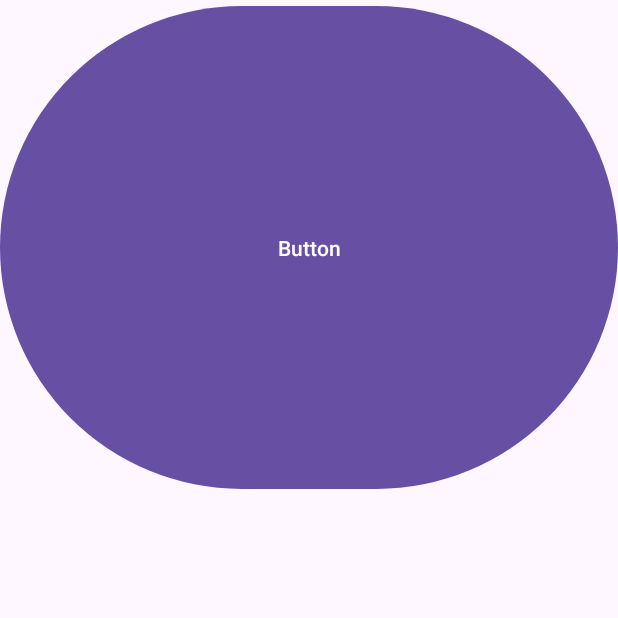
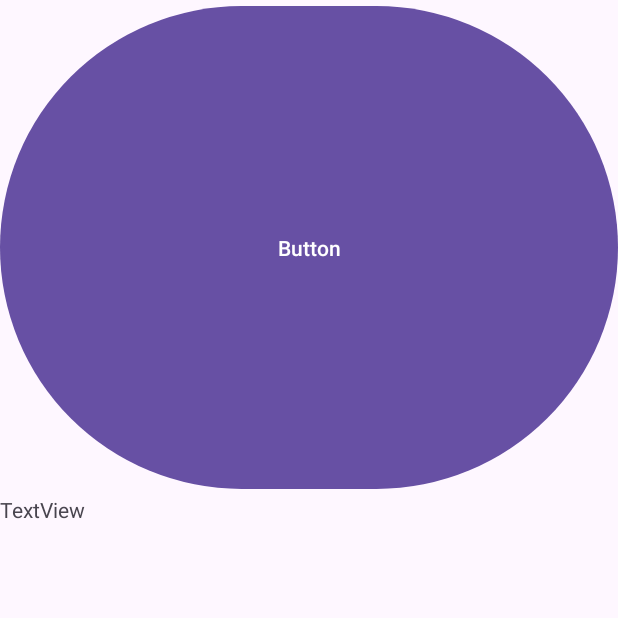
Before and after one commit to Fastbackk/PatiApp, an Android app: the screen it shows after launch (MainActivity), on a phone screen of 412 x 824 dp, the top half of it. Run offline under Robolectric (Android 15) with nearby library versions, the phone set to English and light mode, and no system bars.

Commit message:
ilk comnit

```diff
--- a/app/src/main/res/layout/activity_main.xml
+++ b/app/src/main/res/layout/activity_main.xml
@@ -12,4 +12,10 @@
         android:layout_width="match_parent"
         android:layout_height="330dp"
         android:text="Button" />
+
+    <TextView
+        android:id="@+id/textView"
+        android:layout_width="match_parent"
+        android:layout_height="64dp"
+        android:text="TextView" />
 </LinearLayout>
```
